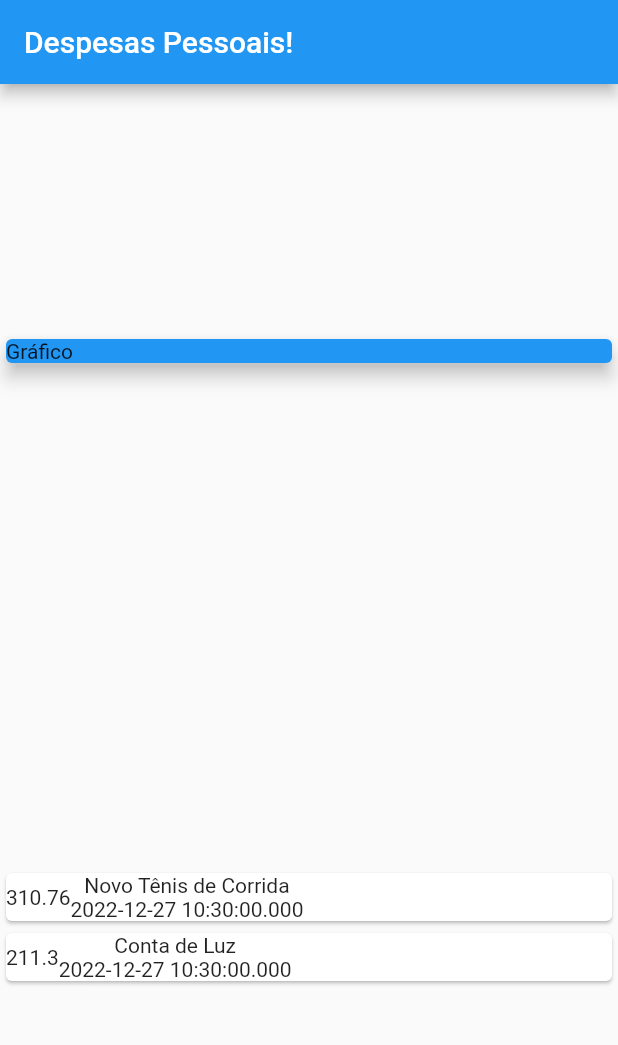
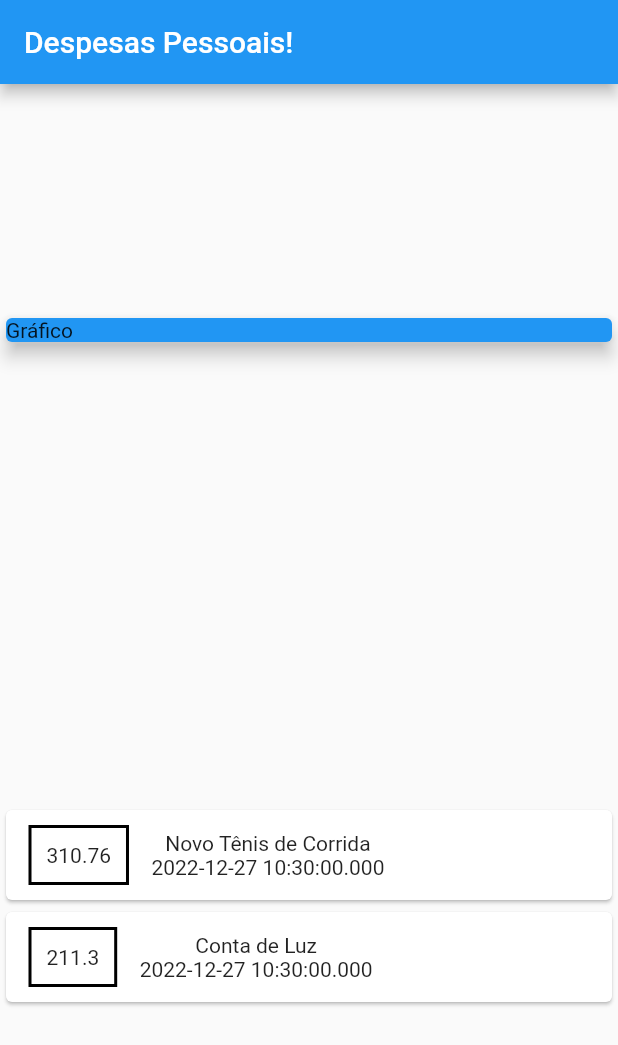
Before and after one commit to enilsonfilho/expenses-app, a Flutter app: the screen it shows after launch, on a phone screen of 412 x 824 dp. Shown: the top 1045 px of the screen. Run offline on Flutter 3.47's test engine with Material 2 defaults, Android fonts, the phone set to English and light mode, and no system bars.

Commit message:
feat: added container decoration

```diff
--- a/lib/main.dart
+++ b/lib/main.dart
@@ -42,6 +42,17 @@ class MyHomePage extends StatelessWidget {
                 child: Row(
                   children: <Widget>[
                     Container(
+                      margin: EdgeInsets.symmetric(
+                        horizontal: 15,
+                        vertical: 10
+                      ),
+                      decoration: BoxDecoration(
+                        border: Border.all(
+                          color: Colors.black,
+                          width: 2,
+                        )
+                      ),
+                      padding: EdgeInsets.all(10),
                       child: Text(
                         tr.value.toString()
                       ),
```
